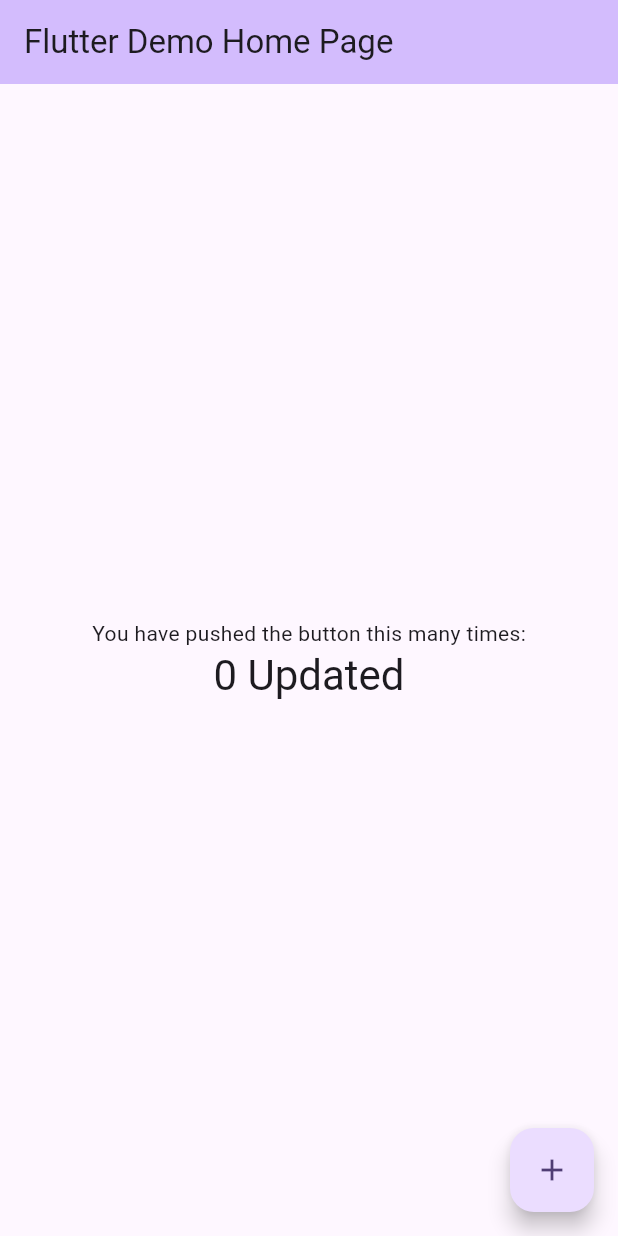
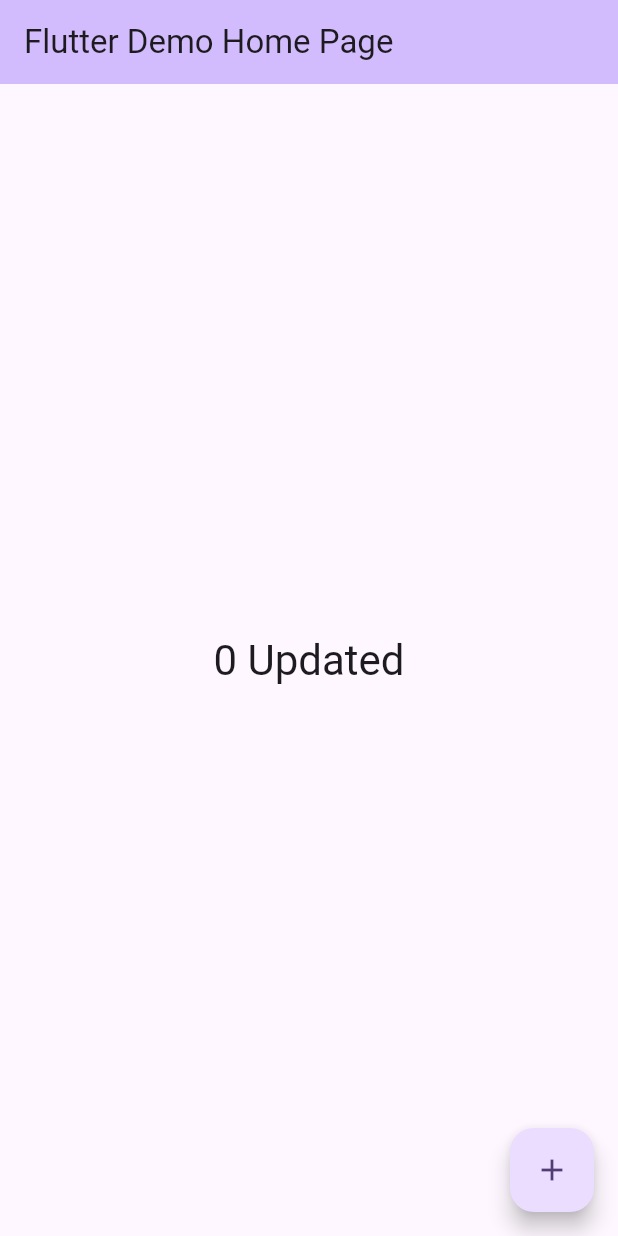
Before and after one commit to Devangi4121/newVersioning, a Flutter app: the screen it shows after launch, on a phone screen of 412 x 824 dp. Run offline on Flutter 3.47's test engine with Material 3 defaults, Android fonts, the phone set to English and light mode, and no system bars.

Commit message:
fix: remove text msg

```diff
--- a/lib/main.dart
+++ b/lib/main.dart
@@ -50,7 +50,6 @@ class _MyHomePageState extends State<MyHomePage> {
         child: Column(
           mainAxisAlignment: MainAxisAlignment.center,
           children: <Widget>[
-            const Text('You have pushed the button this many times:'),
             Text(
               '$_counter Updated',
               style: Theme.of(context).textTheme.headlineMedium,
```
